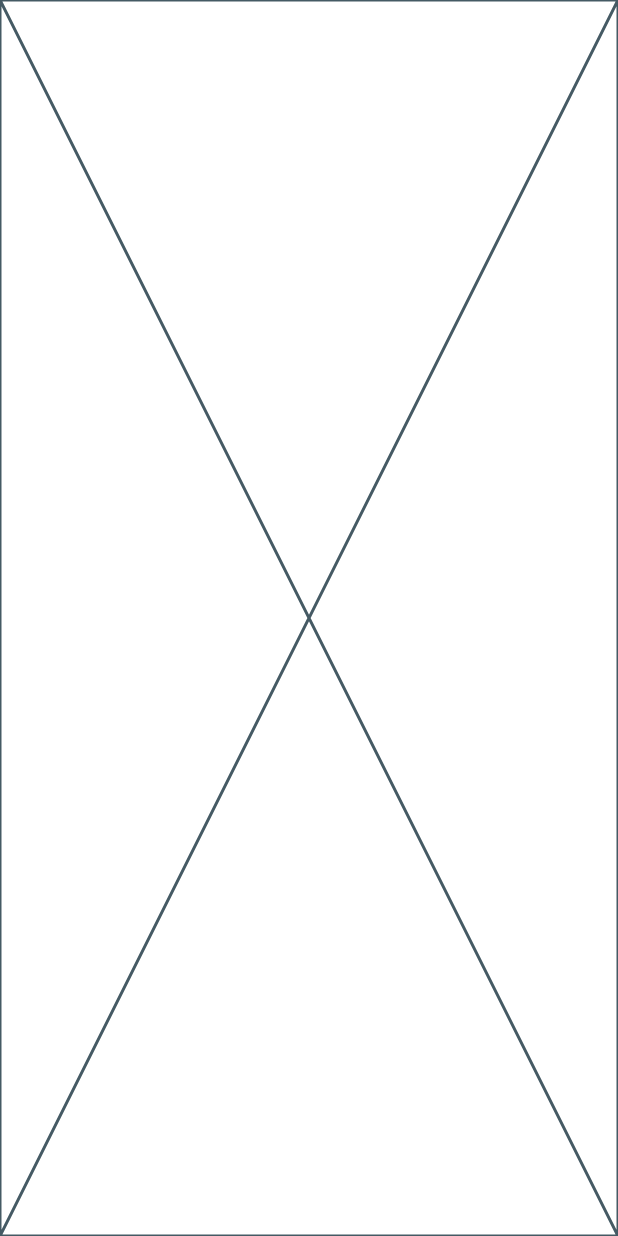
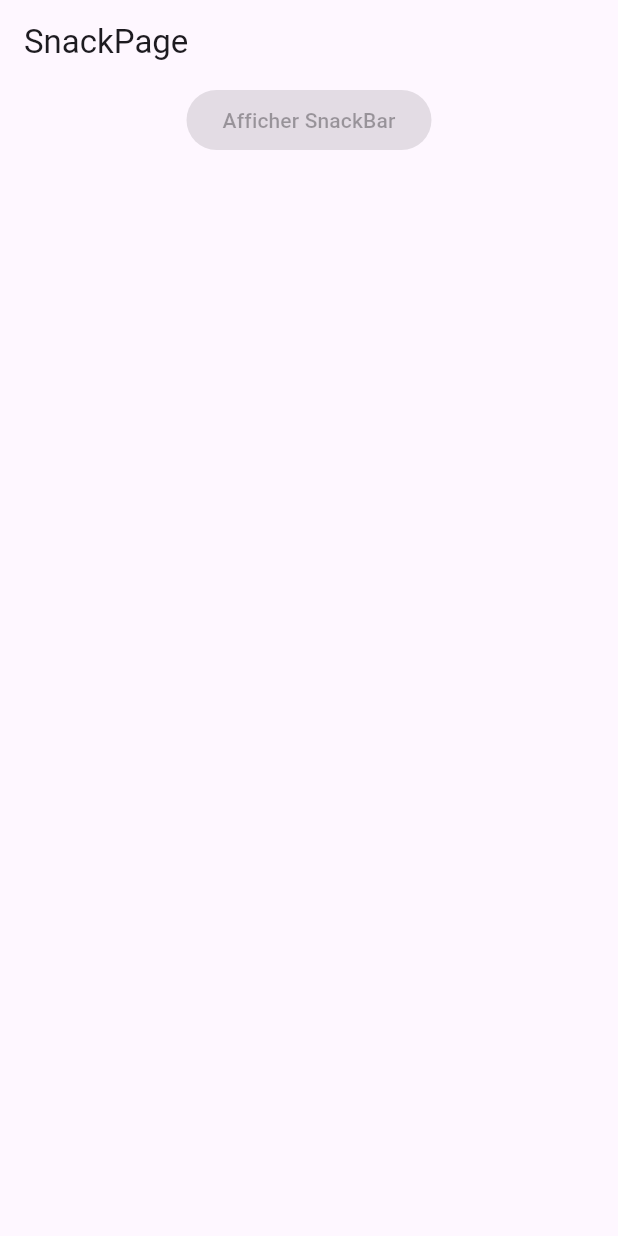
Before and after one commit to fabienlierville/flutter_di22-1_navigation, a Flutter app: the screen it shows after launch, on a phone screen of 412 x 824 dp. Run offline on Flutter 3.47's test engine with Material 3 defaults, Android fonts, the phone set to English and light mode, and no system bars.

Commit message:
SnackBar

```diff
--- a/lib/main.dart
+++ b/lib/main.dart
@@ -12,6 +12,7 @@ class MyApp extends StatelessWidget {
   Widget build(BuildContext context) {
     return MaterialApp(
       title: 'Flutter Demo',
+      debugShowCheckedModeBanner: false,
       theme: ThemeData(
         colorScheme: ColorScheme.fromSeed(seedColor: Colors.deepPurple),
         useMaterial3: true,
--- a/lib/pages/snack_page.dart
+++ b/lib/pages/snack_page.dart
@@ -10,6 +10,20 @@ class SnackPage extends StatefulWidget {
 class _SnackPageState extends State<SnackPage> {
   @override
   Widget build(BuildContext context) {
-    return const Placeholder();
+    return Scaffold(
+      appBar: AppBar(
+        title: Text("SnackPage"),
+      ),
+      body: Center(
+        child: Column(
+          children: [
+            FilledButton(
+                onPressed: null,
+                child: Text("Afficher SnackBar")
+            )
+          ],
+        ),
+      ),
+    );
   }
 }
```
